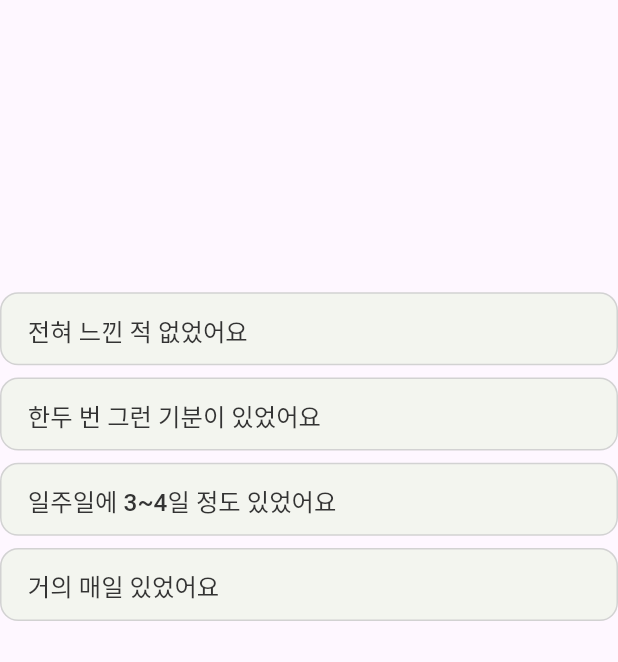
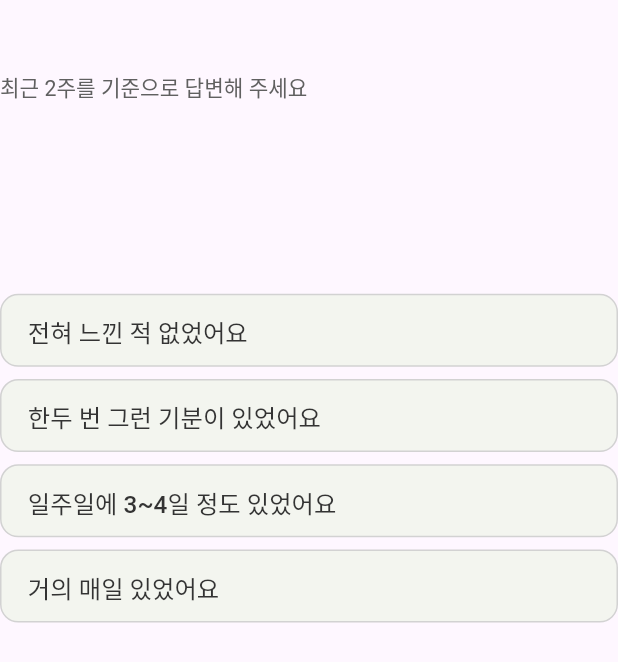
Before and after one commit to SRJ-5/dailymoji, a Flutter app: the Srj5TestBox widget shown alone on an empty page, opened directly with empty values, on a phone screen of 412 x 824 dp. Shown: the top 662 px of the screen. Run offline on Flutter 3.47's test engine with Material 3 defaults, Android fonts, the phone set to English and light mode, and no system bars; our stand-ins replace firebase_core, firebase_messaging, fl_chart, flutter_dotenv, flutter_keyboard_visibility, flutter_riverpod and 12 more; accounts and stored records are empty; Roboto replaces fonts that are missing (Pretendard); statements that could not run were skipped; project files that could hold a hidden picture were left out.

Commit message:
💄 진단검사 최근 2주 문구 추가 및 오버플로우 방지 추가, 마지막 페이지 x 버튼 삭제로 수정

```diff
--- a/lib/presentation/pages/my/srj5_test/widgets/srj5_test_box.dart
+++ b/lib/presentation/pages/my/srj5_test/widgets/srj5_test_box.dart
@@ -39,19 +39,29 @@ class _Srj5TestBoxState extends ConsumerState<Srj5TestBox> {
     return Column(
       crossAxisAlignment: CrossAxisAlignment.start,
       children: [
-        SizedBox(height: 60.h),
+        SizedBox(height: 46.h),
         Container(
             width: double.infinity,
-            height: 100.h,
+            height: 147.h,
             child: Align(
               alignment: Alignment.centerLeft,
-              child: AppText(
-                widget.text,
-                style: AppFontStyles.heading3
-                    .copyWith(color: AppColors.grey900),
+              child: Column(
+                crossAxisAlignment: CrossAxisAlignment.start,
+                children: [
+                  AppText(
+                    '최근 2주를 기준으로 답변해 주세요',
+                    style: AppFontStyles.bodyRegular14
+                        .copyWith(color: AppColors.grey700),
+                  ),
+                  SizedBox(height: 4),
+                  AppText(
+                    widget.text,
+                    style: AppFontStyles.heading3
+                        .copyWith(color: AppColors.grey900),
+                  ),
+                ],
               ),
             )),
-        SizedBox(height: 32.h),
         Column(
           children: List.generate(
             _answerList.length,
--- a/lib/presentation/pages/my/srj5_test/widgets/srj5_test_page.dart
+++ b/lib/presentation/pages/my/srj5_test/widgets/srj5_test_page.dart
@@ -56,7 +56,9 @@ class _Srj5TestPageState extends ConsumerState<Srj5TestPage> {
                     .copyWith(color: AppColors.grey900),
               ),
         centerTitle: true,
-        actions: [
+        actions: stepIndex == totalSteps
+            ? null
+            : [
                 GestureDetector(
                     onTap: () {
                       context.pop();
```
Lines whose indentation alone changed are shown as unchanged.
